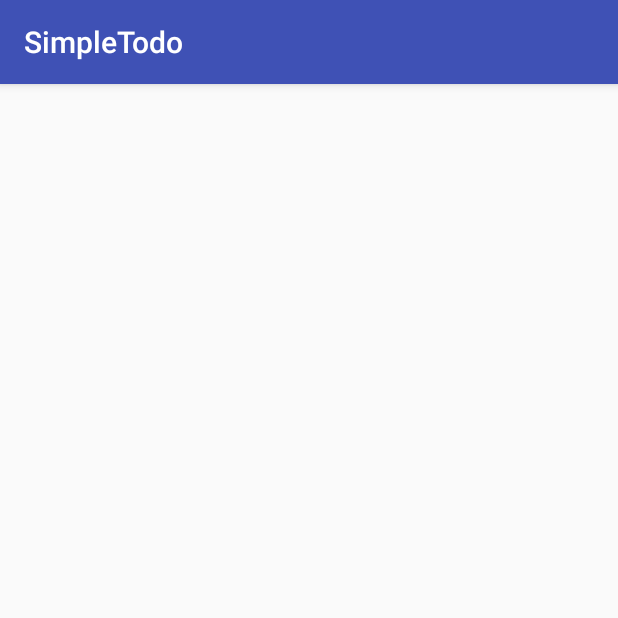
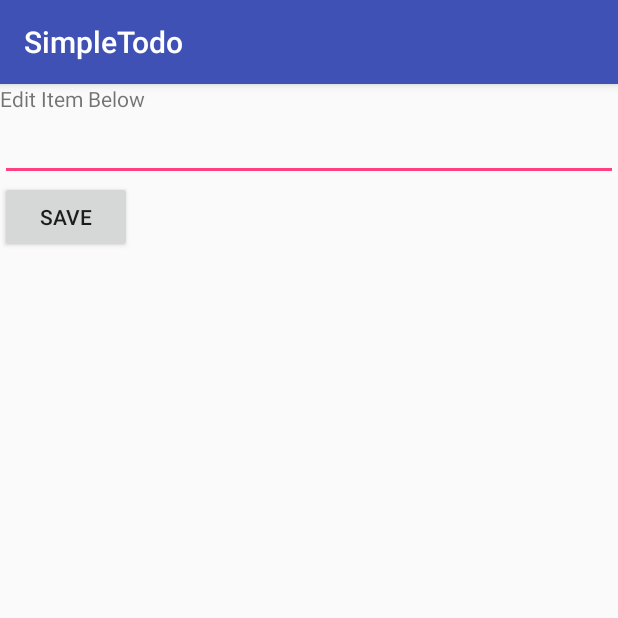
Before and after one commit to wogisha/simple_todo_app, an Android app: the EditItemActivity screen opened directly, with no data from a screen before it, on a phone screen of 412 x 824 dp, the top half of it. Run offline under Robolectric (Android 15) with nearby library versions, the phone set to English and light mode, and no system bars; 1 statement that could not run was skipped.

Commit message:
completed the base project

```diff
--- a/app/src/main/java/com/codepath/simpletodo/EditItemActivity.java
+++ b/app/src/main/java/com/codepath/simpletodo/EditItemActivity.java
@@ -1,13 +1,39 @@
 package com.codepath.simpletodo;
 
+import android.content.Intent;
 import android.support.v7.app.AppCompatActivity;
 import android.os.Bundle;
+import android.view.View;
+import android.widget.EditText;
 
 public class EditItemActivity extends AppCompatActivity {
 
+    private String itemText;
+    private int itemIndex;
+
+    EditText editText ;
     @Override
     protected void onCreate(Bundle savedInstanceState) {
         super.onCreate(savedInstanceState);
         setContentView(R.layout.activity_edit_item);
+        itemText = getIntent().getStringExtra(MainActivity.ITEM_STRING);
+        itemIndex = getIntent().getIntExtra(MainActivity.ITEM_INDEX, 0);
+
+        editText = (EditText) findViewById(R.id.editText);
+        editText.setText(itemText);
+
+        editText.setSelected(true);
+        editText.setSelection(itemText.length());
+    }
+
+    public void saveItem(View view) {
+        Intent data = new Intent();
+
+        data.putExtra(MainActivity.ITEM_STRING, editText.getText().toString());
+        data.putExtra(MainActivity.ITEM_INDEX, itemIndex);
+
+        setResult(RESULT_OK, data);
+
+        finish();
     }
 }
--- a/app/src/main/res/layout/activity_edit_item.xml
+++ b/app/src/main/res/layout/activity_edit_item.xml
@@ -1,9 +1,43 @@
 <?xml version="1.0" encoding="utf-8"?>
-<android.support.constraint.ConstraintLayout xmlns:android="http://schemas.android.com/apk/res/android"
+<RelativeLayout xmlns:android="http://schemas.android.com/apk/res/android"
     xmlns:app="http://schemas.android.com/apk/res-auto"
     xmlns:tools="http://schemas.android.com/tools"
     android:layout_width="match_parent"
     android:layout_height="match_parent"
     tools:context="com.codepath.simpletodo.EditItemActivity">
 
-</android.support.constraint.ConstraintLayout>
+    <EditText
+        android:id="@+id/editText"
+        android:layout_width="wrap_content"
+        android:layout_height="wrap_content"
+        android:ems="10"
+        android:inputType="textPersonName"
+        android:text="Name"
+        android:layout_below="@+id/textView2"
+        android:layout_alignParentLeft="true"
+        android:layout_alignParentStart="true"
+        android:layout_alignParentRight="true"
+        android:layout_alignParentEnd="true" />
+
+    <Button
+        android:id="@+id/button"
+        android:layout_width="wrap_content"
+        android:layout_height="wrap_content"
+        android:layout_alignParentLeft="true"
+        android:layout_alignParentStart="true"
+        android:layout_below="@+id/editText"
+        android:onClick="saveItem"
+        android:text="Save" />
+
+    <TextView
+        android:id="@+id/textView2"
+        android:layout_width="wrap_content"
+        android:layout_height="wrap_content"
+        android:layout_alignParentEnd="true"
+        android:layout_alignParentLeft="true"
+        android:layout_alignParentRight="true"
+        android:layout_alignParentStart="true"
+        android:layout_alignParentTop="true"
+        android:text="Edit Item Below" />
+
+</RelativeLayout>
```
Also changed, not shown: app/src/main/java/com/codepath/simpletodo/MainActivity.java (+35 -5 lines), 1 other file.
